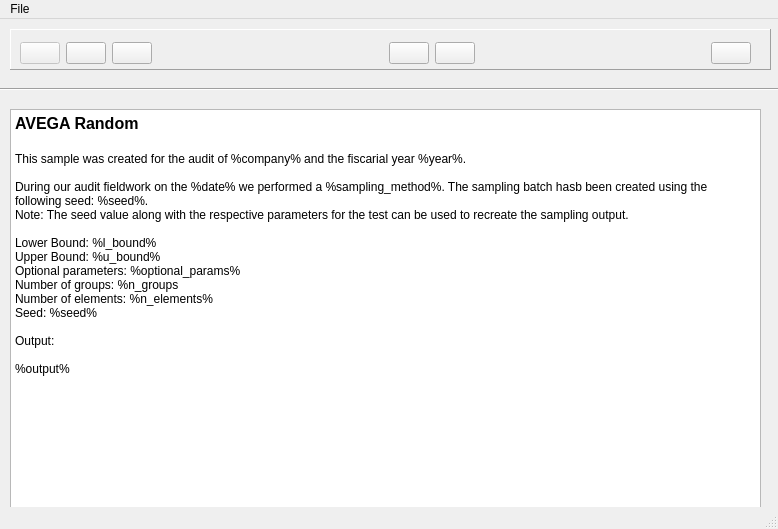
Above: view/ui/OutputWindow.ui from tlex-web/avega_sampling before the change. Below: the same form after it.
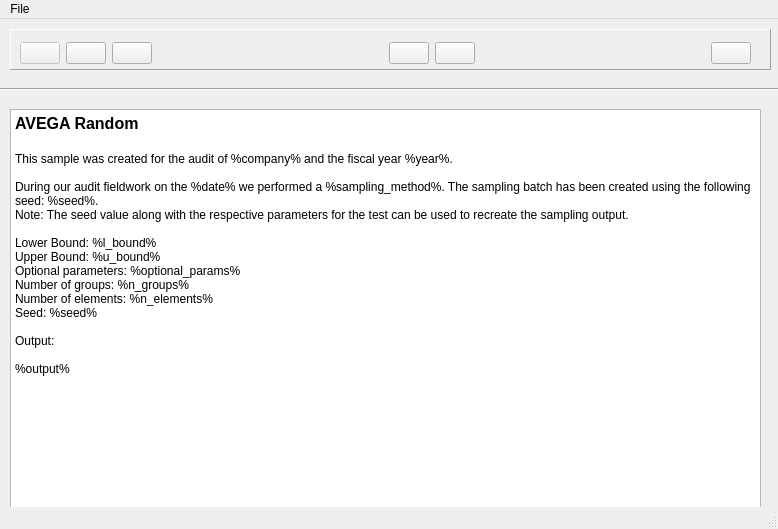
That is the form after the change. Icons and pictures are not drawn.

Commit message: Update UI components and fix text formatting

Diff of the .ui file:
```diff
--- a/view/ui/OutputWindow.ui
+++ b/view/ui/OutputWindow.ui
@@ -221,14 +221,14 @@
 &lt;/style&gt;&lt;/head&gt;&lt;body style=&quot; font-family:'Segoe UI'; font-size:9pt; font-weight:400; font-style:normal;&quot;&gt;
 &lt;p style=&quot; margin-top:0px; margin-bottom:0px; margin-left:0px; margin-right:0px; -qt-block-indent:0; text-indent:0px;&quot;&gt;&lt;span style=&quot; font-size:12pt; font-weight:700;&quot;&gt;AVEGA Random &lt;/span&gt;&lt;/p&gt;
 &lt;p style=&quot;-qt-paragraph-type:empty; margin-top:0px; margin-bottom:0px; margin-left:0px; margin-right:0px; -qt-block-indent:0; text-indent:0px; font-size:12pt; font-weight:700;&quot;&gt;&lt;br /&gt;&lt;/p&gt;
-&lt;p style=&quot; margin-top:0px; margin-bottom:0px; margin-left:0px; margin-right:0px; -qt-block-indent:0; text-indent:0px;&quot;&gt;This sample was created for the audit of %company% and the fiscarial year %year%. &lt;/p&gt;
+&lt;p style=&quot; margin-top:0px; margin-bottom:0px; margin-left:0px; margin-right:0px; -qt-block-indent:0; text-indent:0px;&quot;&gt;This sample was created for the audit of %company% and the fiscal year %year%. &lt;/p&gt;
 &lt;p style=&quot;-qt-paragraph-type:empty; margin-top:0px; margin-bottom:0px; margin-left:0px; margin-right:0px; -qt-block-indent:0; text-indent:0px;&quot;&gt;&lt;br /&gt;&lt;/p&gt;
-&lt;p style=&quot; margin-top:0px; margin-bottom:0px; margin-left:0px; margin-right:0px; -qt-block-indent:0; text-indent:0px;&quot;&gt;During our audit fieldwork on the %date% we performed a %sampling_method%. The sampling batch hasb been created using the following seed: %seed%. &lt;br /&gt;Note: The seed value along with the respective parameters for the test can be used to recreate the sampling output. &lt;/p&gt;
+&lt;p style=&quot; margin-top:0px; margin-bottom:0px; margin-left:0px; margin-right:0px; -qt-block-indent:0; text-indent:0px;&quot;&gt;During our audit fieldwork on the %date% we performed a %sampling_method%. The sampling batch has been created using the following seed: %seed%. &lt;br /&gt;Note: The seed value along with the respective parameters for the test can be used to recreate the sampling output. &lt;/p&gt;
 &lt;p style=&quot;-qt-paragraph-type:empty; margin-top:0px; margin-bottom:0px; margin-left:0px; margin-right:0px; -qt-block-indent:0; text-indent:0px;&quot;&gt;&lt;br /&gt;&lt;/p&gt;
 &lt;p style=&quot; margin-top:0px; margin-bottom:0px; margin-left:0px; margin-right:0px; -qt-block-indent:0; text-indent:0px;&quot;&gt;Lower Bound: %l_bound%&lt;/p&gt;
 &lt;p style=&quot; margin-top:0px; margin-bottom:0px; margin-left:0px; margin-right:0px; -qt-block-indent:0; text-indent:0px;&quot;&gt;Upper Bound: %u_bound%&lt;/p&gt;
 &lt;p style=&quot; margin-top:0px; margin-bottom:0px; margin-left:0px; margin-right:0px; -qt-block-indent:0; text-indent:0px;&quot;&gt;Optional parameters: %optional_params%&lt;/p&gt;
-&lt;p style=&quot; margin-top:0px; margin-bottom:0px; margin-left:0px; margin-right:0px; -qt-block-indent:0; text-indent:0px;&quot;&gt;Number of groups: %n_groups&lt;/p&gt;
+&lt;p style=&quot; margin-top:0px; margin-bottom:0px; margin-left:0px; margin-right:0px; -qt-block-indent:0; text-indent:0px;&quot;&gt;Number of groups: %n_groups%&lt;/p&gt;
 &lt;p style=&quot; margin-top:0px; margin-bottom:0px; margin-left:0px; margin-right:0px; -qt-block-indent:0; text-indent:0px;&quot;&gt;Number of elements: %n_elements%&lt;/p&gt;
 &lt;p style=&quot; margin-top:0px; margin-bottom:0px; margin-left:0px; margin-right:0px; -qt-block-indent:0; text-indent:0px;&quot;&gt;Seed: %seed%&lt;/p&gt;
 &lt;p style=&quot;-qt-paragraph-type:empty; margin-top:0px; margin-bottom:0px; margin-left:0px; margin-right:0px; -qt-block-indent:0; text-indent:0px;&quot;&gt;&lt;br /&gt;&lt;/p&gt;
```
The commit also changes 5 other files.
